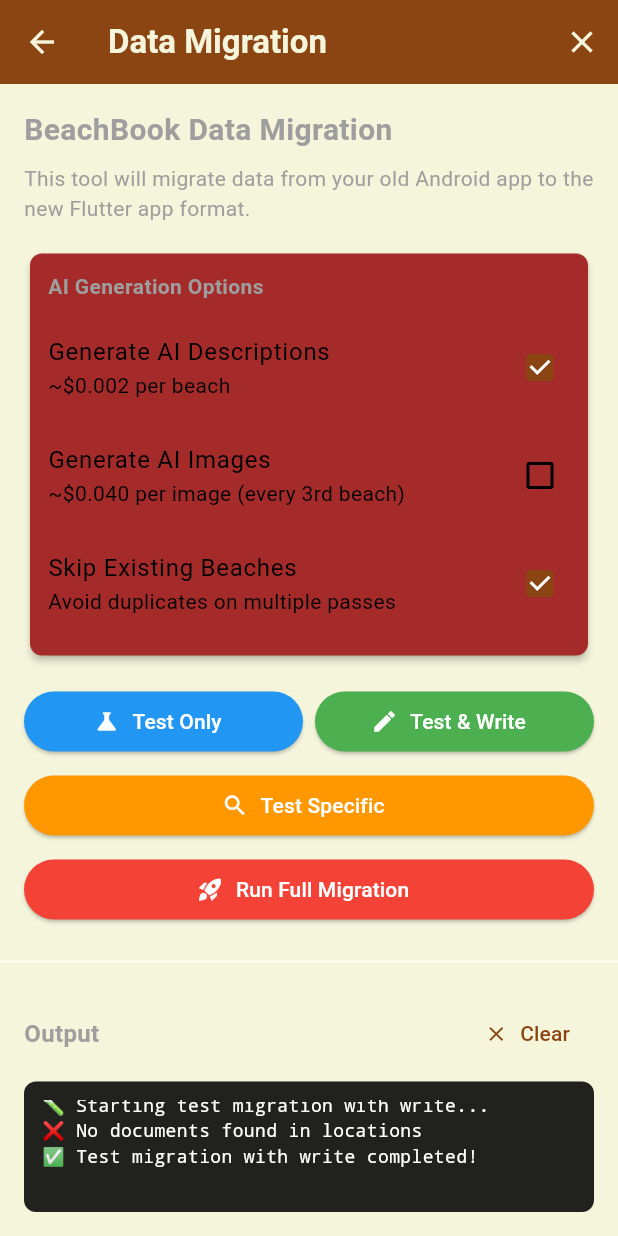
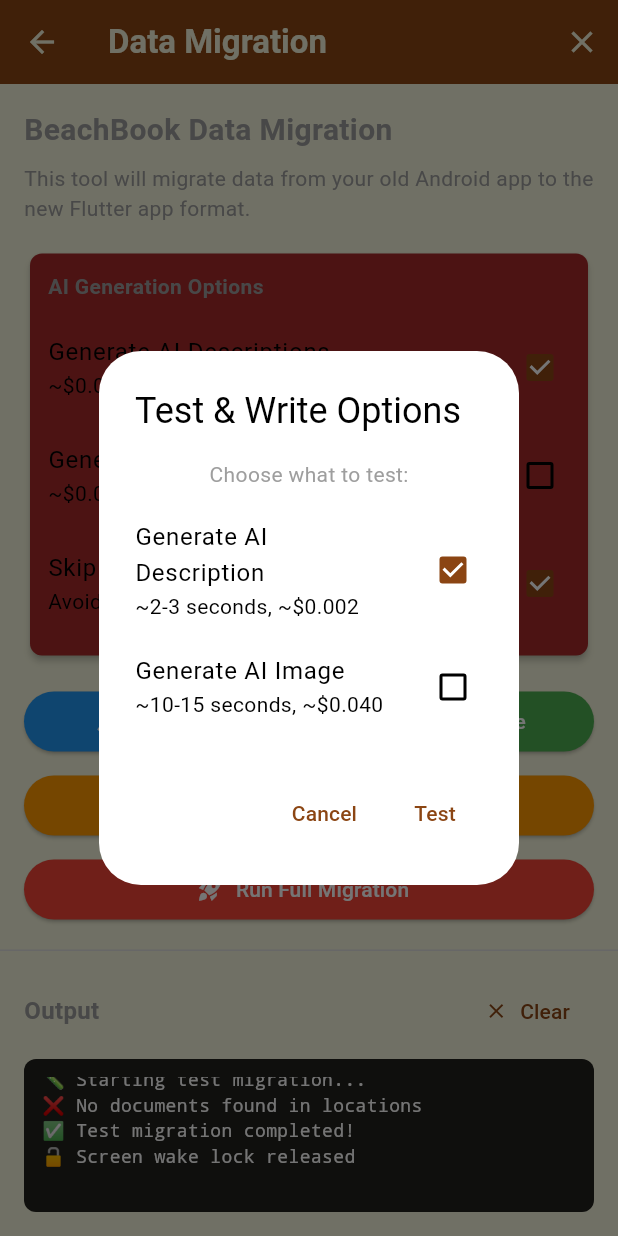
Before and after one commit to ziehro/Fuuuuck, a Flutter app: the MigrationScreen screen opened directly, after a tap on "Test Only", after a tap on "Test & Write", on a phone screen of 412 x 824 dp. Run offline on Flutter 3.47's test engine with Material 3 defaults, Android fonts, the phone set to English and light mode, and no system bars; our stand-ins replace camera, cloud_firestore, connectivity_plus, firebase_auth, firebase_core, firebase_storage and 7 more; missing offline and left inert: dart_geohash, dart_openai, firebase_app_check; accounts and stored records are empty.

Commit message:
offline now

```diff
--- a/lib/screens/migration_screen.dart
+++ b/lib/screens/migration_screen.dart
@@ -1,6 +1,7 @@
 // lib/screens/migration_screen.dart
 import 'package:flutter/material.dart';
-import 'package:cloud_firestore/cloud_firestore.dart'; // Add this import
+import 'package:cloud_firestore/cloud_firestore.dart';
+import 'package:wakelock_plus/wakelock_plus.dart';
 import 'package:fuuuuck/services/migration_service.dart';
 
 class MigrationScreen extends StatefulWidget {
@@ -65,27 +66,9 @@
       _isRunning = false;
       _isPaused = false;
     });
-  }
-
-  Future<void> _runTestMigrationWithWrite() async {
-    if (_isRunning) return;
-
-    setState(() {
-      _isRunning = true;
-    });
-
-    _addOutput('🧪 Starting test migration with write...');
-
-    try {
-      await _migrationService.testMigrationWithWrite(onProgress: _addOutput);
-      _addOutput('✅ Test migration with write completed!');
-    } catch (e) {
-      _addOutput('❌ Test migration with write failed: $e');
-    } finally {
-      setState(() {
-        _isRunning = false;
-      });
-    }
+    // Release wake lock when stopped
+    WakelockPlus.disable();
+    _addOutput('🔓 Screen wake lock released');
   }
 
   Future<void> _runTestMigration() async {
@@ -95,11 +78,14 @@
       _isRunning = true;
     });
 
+    // Keep screen awake during migration
+    await WakelockPlus.enable();
+    _addOutput('🔒 Screen will stay awake during migration');
+
     _addOutput('🧪 Starting test migration...');
 
     try {
       await _migrationService.testMigration(onProgress: _addOutput);
-
       _addOutput('✅ Test migration completed!');
     } catch (e) {
       _addOutput('❌ Test migration failed: $e');
@@ -107,6 +93,94 @@
       setState(() {
         _isRunning = false;
       });
+      // Allow screen to turn off again
+      await WakelockPlus.disable();
+      _addOutput('🔓 Screen wake lock released');
+    }
+  }
+
+  Future<void> _runTestMigrationWithWrite() async {
+    if (_isRunning) return;
+
+    // Ask user what AI options to test with
+    final result = await showDialog<Map<String, bool>>(
+      context: context,
+      builder: (context) {
+        bool testAiDescription = true;
+        bool testAiImage = false;
+        return StatefulBuilder(
+          builder: (context, setState) => AlertDialog(
+            title: const Text('Test & Write Options'),
+            content: Column(
+              mainAxisSize: MainAxisSize.min,
+              children: [
+                const Text('Choose what to test:'),
+                const SizedBox(height: 12),
+                CheckboxListTile(
+                  title: const Text('Generate AI Description'),
+                  subtitle: const Text('~2-3 seconds, ~\$0.002'),
+                  value: testAiDescription,
+                  onChanged: (v) => setState(() => testAiDescription = v ?? true),
+                  contentPadding: EdgeInsets.zero,
+                ),
+                CheckboxListTile(
+                  title: const Text('Generate AI Image'),
+                  subtitle: const Text('~10-15 seconds, ~\$0.040'),
+                  value: testAiImage,
+                  onChanged: (v) => setState(() => testAiImage = v ?? false),
+                  contentPadding: EdgeInsets.zero,
+                ),
+              ],
+            ),
+            actions: [
+              TextButton(
+                onPressed: () => Navigator.pop(context),
+                child: const Text('Cancel'),
+              ),
+              TextButton(
+                onPressed: () => Navigator.pop(context, {
+                  'description': testAiDescription,
+                  'image': testAiImage,
+                }),
+                child: const Text('Test'),
+              ),
+            ],
+          ),
+        );
+      },
+    );
+
+    if (result == null) return;
+
+    setState(() {
+      _isRunning = true;
+    });
+
+    // Keep screen awake during migration
+    await WakelockPlus.enable();
+    _addOutput('🔒 Screen will stay awake during migration');
+
+    final aiDesc = result['description'] ?? true;
+    final aiImg = result['image'] ?? false;
+    _addOutput('🧪 Starting test with AI Description: ${aiDesc ? "✅" : "❌"}, AI Image: ${aiImg ? "✅" : "❌"}');
+
+    try {
+      await _migrationService.testMigrationWithWrite(
+        onProgress: _addOutput,
+        generateAiDescription: aiDesc,
+        generateAiImage: aiImg,
+        skipExisting: true,
+      );
+      _addOutput('✅ Test migration with write completed!');
+    } catch (e) {
+      _addOutput('❌ Test migration with write failed: $e');
+    } finally {
+      setState(() {
+        _isRunning = false;
+      });
+      // Allow screen to turn off again
+      await WakelockPlus.disable();
+      _addOutput('🔓 Screen wake lock released');
     }
   }
 
@@ -136,7 +210,7 @@
             Text('🤖 AI Descriptions: ${_generateAiDescriptions ? "Yes" : "No"}'),
             Text('🎨 AI Images: ${_generateAiImages ? "Yes (every ${_aiImageFrequency}rd beach = $imageCount images)" : "No"}'),
             const SizedBox(height: 8),
-            Text('💰 Estimated cost: \${estimatedCost.toStringAsFixed(2)}',
+            Text('💰 Estimated cost: \$${estimatedCost.toStringAsFixed(2)}',
                 style: const TextStyle(fontWeight: FontWeight.bold)),
             const SizedBox(height: 12),
             const Text('This action cannot be undone. Are you sure?',
@@ -164,6 +238,10 @@
       _isPaused = false;
     });
 
+    // Keep screen awake during full migration
+    await WakelockPlus.enable();
+    _addOutput('🔒 Screen will stay awake during migration');
+
     _addOutput('🚀 Starting full migration with AI generation...');
 
     try {
@@ -183,6 +261,9 @@
         _isRunning = false;
         _isPaused = false;
       });
+      // Allow screen to turn off again
+      await WakelockPlus.disable();
+      _addOutput('🔓 Screen wake lock released');
     }
   }
 
@@ -220,6 +301,10 @@
       _isRunning = true;
     });
 
+    // Keep screen awake during migration
+    await WakelockPlus.enable();
+    _addOutput('🔒 Screen will stay awake during migration');
+
     _addOutput('🔍 Testing migration for document: $docId');
 
     try {
@@ -235,6 +320,19 @@
       setState(() {
         _isRunning = false;
       });
+      // Allow screen to turn off again
+      await WakelockPlus.disable();
+      _addOutput('🔓 Screen wake lock released');
+    }
+  }
+
+  String _getOrdinalSuffix(int number) {
+    if (number >= 11 && number <= 13) return 'th';
+    switch (number % 10) {
+      case 1: return 'st';
+      case 2: return 'nd';
+      case 3: return 'rd';
+      default: return 'th';
     }
   }
 
@@ -290,7 +388,7 @@
 
                         CheckboxListTile(
                           title: const Text('Generate AI Images'),
-                          subtitle: Text('~\$0.040 per image (every ${_aiImageFrequency}rd beach)'),
+                          subtitle: Text('~\$0.040 per image (every ${_aiImageFrequency}${_getOrdinalSuffix(_aiImageFrequency)} beach)'),
                           value: _generateAiImages,
                           onChanged: (value) => setState(() => _generateAiImages = value ?? false),
                           contentPadding: EdgeInsets.zero,
@@ -314,7 +412,7 @@
                                   value: _aiImageFrequency,
                                   items: [1, 2, 3, 4, 5].map((i) => DropdownMenuItem(
                                     value: i,
-                                    child: Text('${i}rd'),
+                                    child: Text('${i}${_getOrdinalSuffix(i)}'),
                                   )).toList(),
                                   onChanged: (value) => setState(() => _aiImageFrequency = value ?? 3),
                                 ),
@@ -428,7 +526,11 @@
             ),
           ),
 
-          const Divider(),
+          // Separator line
+          Container(
+            height: 1,
+            color: Colors.grey[300],
+          ),
 
           // Output Panel
           Expanded(
@@ -492,6 +594,8 @@
 
   @override
   void dispose() {
+    // Make sure wake lock is disabled when screen is disposed
+    WakelockPlus.disable();
     _scrollController.dispose();
     super.dispose();
   }
--- a/pubspec.yaml
+++ b/pubspec.yaml
@@ -35,6 +35,7 @@
   cupertino_icons: ^1.0.6
   http_parser: ^4.1.2
   uuid: ^4.2.2
+  wakelock_plus: ^1.3.2
 
   # Utilities
   path_provider: ^2.1.3
```
Also changed, not shown: lib/services/migration_service.dart (+83 -62 lines), pubspec.lock, 1 other file.
